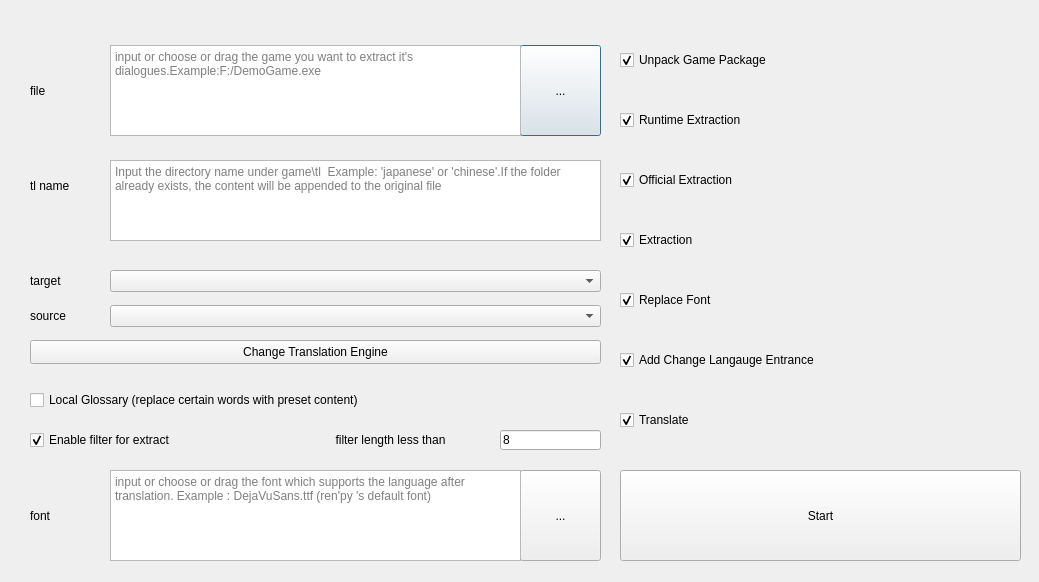
Before: the Qt Designer form src/one_key_translate.ui in anonymousException/renpy-translator, drawn with Qt 5.
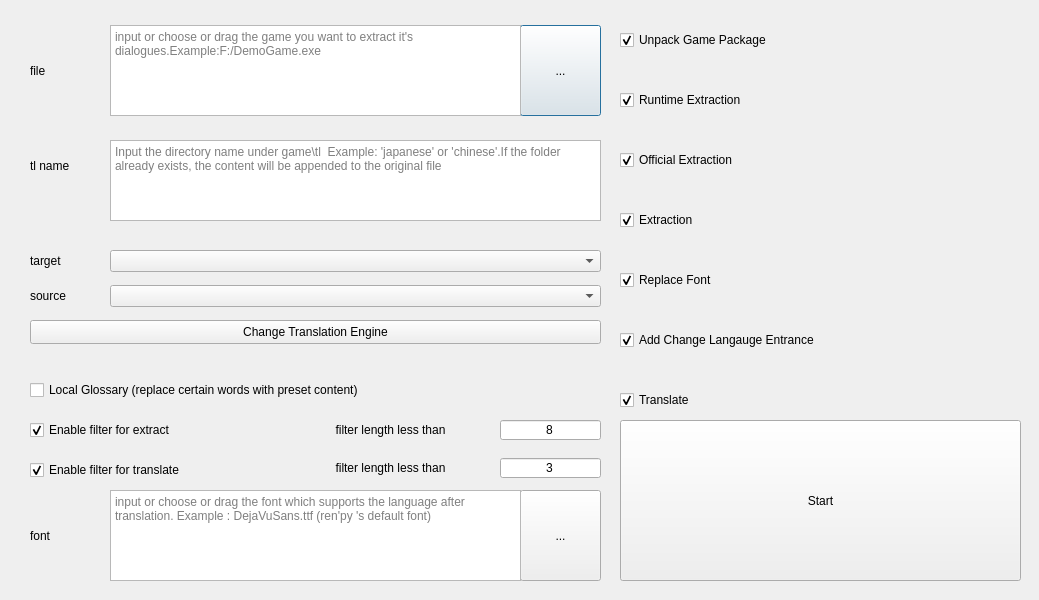
After: the same form once the commit is applied.

Commit message:
<feature> support enable filter for translate and improve escape-sequece
update version to v2.1.8

The edit to the form file:
```diff
--- a/src/one_key_translate.ui
+++ b/src/one_key_translate.ui
@@ -7,7 +7,7 @@
     <x>0</x>
     <y>0</y>
     <width>1039</width>
-    <height>582</height>
+    <height>600</height>
    </rect>
   </property>
   <property name="windowTitle">
@@ -17,7 +17,7 @@
    <property name="geometry">
     <rect>
      <x>520</x>
-     <y>45</y>
+     <y>25</y>
      <width>81</width>
      <height>91</height>
     </rect>
@@ -30,7 +30,7 @@
    <property name="geometry">
     <rect>
      <x>110</x>
-     <y>45</y>
+     <y>25</y>
      <width>411</width>
      <height>91</height>
     </rect>
@@ -46,7 +46,7 @@
    <property name="geometry">
     <rect>
      <x>110</x>
-     <y>160</y>
+     <y>140</y>
      <width>491</width>
      <height>81</height>
     </rect>
@@ -59,7 +59,7 @@
    <property name="geometry">
     <rect>
      <x>30</x>
-     <y>170</y>
+     <y>150</y>
      <width>71</width>
      <height>31</height>
     </rect>
@@ -75,7 +75,7 @@
    <property name="geometry">
     <rect>
      <x>30</x>
-     <y>60</y>
+     <y>40</y>
      <width>71</width>
      <height>61</height>
     </rect>
@@ -91,7 +91,7 @@
    <property name="geometry">
     <rect>
      <x>30</x>
-     <y>265</y>
+     <y>245</y>
      <width>41</width>
      <height>31</height>
     </rect>
@@ -104,7 +104,7 @@
    <property name="geometry">
     <rect>
      <x>30</x>
-     <y>340</y>
+     <y>320</y>
      <width>571</width>
      <height>24</height>
     </rect>
@@ -117,7 +117,7 @@
    <property name="geometry">
     <rect>
      <x>110</x>
-     <y>270</y>
+     <y>250</y>
      <width>491</width>
      <height>22</height>
     </rect>
@@ -127,7 +127,7 @@
    <property name="geometry">
     <rect>
      <x>110</x>
-     <y>305</y>
+     <y>285</y>
      <width>491</width>
      <height>22</height>
     </rect>
@@ -137,7 +137,7 @@
    <property name="geometry">
     <rect>
      <x>30</x>
-     <y>300</y>
+     <y>280</y>
      <width>41</width>
      <height>31</height>
     </rect>
@@ -150,7 +150,7 @@
    <property name="geometry">
     <rect>
      <x>30</x>
-     <y>390</y>
+     <y>380</y>
      <width>571</width>
      <height>20</height>
     </rect>
@@ -163,7 +163,7 @@
    <property name="geometry">
     <rect>
      <x>520</x>
-     <y>470</y>
+     <y>490</y>
      <width>81</width>
      <height>91</height>
     </rect>
@@ -176,7 +176,7 @@
    <property name="geometry">
     <rect>
      <x>30</x>
-     <y>500</y>
+     <y>520</y>
      <width>71</width>
      <height>31</height>
     </rect>
@@ -192,7 +192,7 @@
    <property name="geometry">
     <rect>
      <x>110</x>
-     <y>470</y>
+     <y>490</y>
      <width>411</width>
      <height>91</height>
     </rect>
@@ -205,7 +205,7 @@
    <property name="geometry">
     <rect>
      <x>620</x>
-     <y>50</y>
+     <y>30</y>
      <width>411</width>
      <height>20</height>
     </rect>
@@ -221,7 +221,7 @@
    <property name="geometry">
     <rect>
      <x>620</x>
-     <y>110</y>
+     <y>90</y>
      <width>411</width>
      <height>20</height>
     </rect>
@@ -237,7 +237,7 @@
    <property name="geometry">
     <rect>
      <x>620</x>
-     <y>230</y>
+     <y>210</y>
      <width>411</width>
      <height>20</height>
     </rect>
@@ -253,7 +253,7 @@
    <property name="geometry">
     <rect>
      <x>620</x>
-     <y>290</y>
+     <y>270</y>
      <width>411</width>
      <height>20</height>
     </rect>
@@ -269,7 +269,7 @@
    <property name="geometry">
     <rect>
      <x>620</x>
-     <y>350</y>
+     <y>330</y>
      <width>411</width>
      <height>20</height>
     </rect>
@@ -285,7 +285,7 @@
    <property name="geometry">
     <rect>
      <x>620</x>
-     <y>410</y>
+     <y>390</y>
      <width>411</width>
      <height>20</height>
     </rect>
@@ -301,7 +301,7 @@
    <property name="geometry">
     <rect>
      <x>30</x>
-     <y>430</y>
+     <y>420</y>
      <width>261</width>
      <height>20</height>
     </rect>
@@ -317,7 +317,7 @@
    <property name="geometry">
     <rect>
      <x>500</x>
-     <y>430</y>
+     <y>420</y>
      <width>101</width>
      <height>20</height>
     </rect>
@@ -325,12 +325,15 @@
    <property name="text">
     <string notr="true">8</string>
    </property>
+   <property name="alignment">
+    <set>Qt::AlignCenter</set>
+   </property>
   </widget>
   <widget class="QLabel" name="label_14">
    <property name="geometry">
     <rect>
      <x>290</x>
-     <y>432</y>
+     <y>422</y>
      <width>201</width>
      <height>16</height>
     </rect>
@@ -346,9 +349,9 @@
    <property name="geometry">
     <rect>
      <x>620</x>
-     <y>470</y>
+     <y>420</y>
      <width>401</width>
-     <height>91</height>
+     <height>161</height>
     </rect>
    </property>
    <property name="text">
@@ -359,7 +362,7 @@
    <property name="geometry">
     <rect>
      <x>620</x>
-     <y>170</y>
+     <y>150</y>
      <width>411</width>
      <height>20</height>
     </rect>
@@ -371,6 +374,54 @@
     <bool>true</bool>
    </property>
   </widget>
+  <widget class="QCheckBox" name="filterCheckBox_2">
+   <property name="geometry">
+    <rect>
+     <x>30</x>
+     <y>460</y>
+     <width>261</width>
+     <height>20</height>
+    </rect>
+   </property>
+   <property name="text">
+    <string>Enable filter for translate</string>
+   </property>
+   <property name="checked">
+    <bool>true</bool>
+   </property>
+  </widget>
+  <widget class="QLineEdit" name="filterLengthLineEdit_2">
+   <property name="geometry">
+    <rect>
+     <x>500</x>
+     <y>458</y>
+     <width>101</width>
+     <height>20</height>
+    </rect>
+   </property>
+   <property name="text">
+    <string notr="true">3</string>
+   </property>
+   <property name="alignment">
+    <set>Qt::AlignCenter</set>
+   </property>
+  </widget>
+  <widget class="QLabel" name="label_15">
+   <property name="geometry">
+    <rect>
+     <x>290</x>
+     <y>460</y>
+     <width>201</width>
+     <height>16</height>
+    </rect>
+   </property>
+   <property name="text">
+    <string>filter length less than</string>
+   </property>
+   <property name="alignment">
+    <set>Qt::AlignCenter</set>
+   </property>
+  </widget>
  </widget>
  <resources/>
  <connections/>
```
The commit also changes 41 other files.
